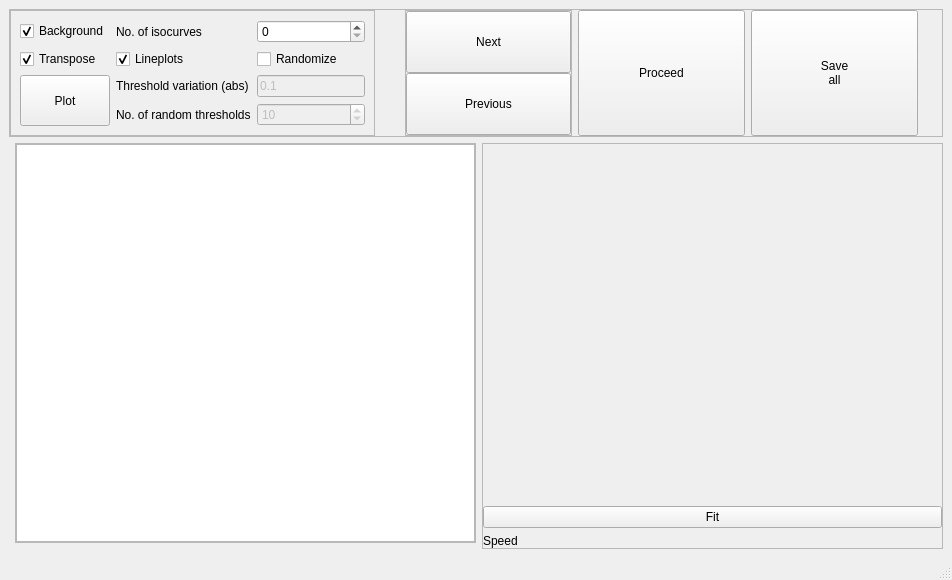
Above: microcavities/analysis/WavefrontFitting.ui from YagoDel/microcavities before the change. Below: the same form after it.
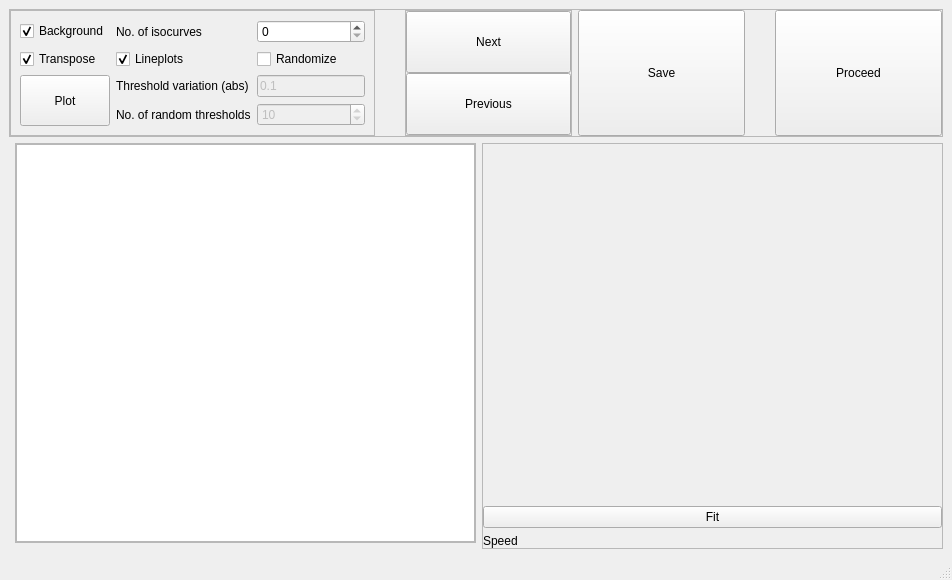
That is the form after the change. Custom widgets are drawn as their Qt base class.

```diff
--- a/microcavities/analysis/WavefrontFitting.ui
+++ b/microcavities/analysis/WavefrontFitting.ui
@@ -233,25 +233,6 @@
          </layout>
         </widget>
        </item>
-       <item>
-        <widget class="QPushButton" name="button_proceed">
-         <property name="sizePolicy">
-          <sizepolicy hsizetype="MinimumExpanding" vsizetype="Fixed">
-           <horstretch>0</horstretch>
-           <verstretch>0</verstretch>
-          </sizepolicy>
-         </property>
-         <property name="maximumSize">
-          <size>
-           <width>16777215</width>
-           <height>1000</height>
-          </size>
-         </property>
-         <property name="text">
-          <string>Proceed</string>
-         </property>
-        </widget>
-       </item>
        <item>
         <widget class="QPushButton" name="button_save">
          <property name="sizePolicy">
@@ -267,8 +248,7 @@
           </size>
          </property>
          <property name="text">
-          <string>Save
-all</string>
+          <string>Save</string>
          </property>
         </widget>
        </item>
@@ -277,6 +257,25 @@
          <layout class="QGridLayout" name="layout_savebuttons"/>
         </widget>
        </item>
+       <item>
+        <widget class="QPushButton" name="button_proceed">
+         <property name="sizePolicy">
+          <sizepolicy hsizetype="MinimumExpanding" vsizetype="Fixed">
+           <horstretch>0</horstretch>
+           <verstretch>0</verstretch>
+          </sizepolicy>
+         </property>
+         <property name="maximumSize">
+          <size>
+           <width>16777215</width>
+           <height>1000</height>
+          </size>
+         </property>
+         <property name="text">
+          <string>Proceed</string>
+         </property>
+        </widget>
+       </item>
       </layout>
      </widget>
     </item>
```
